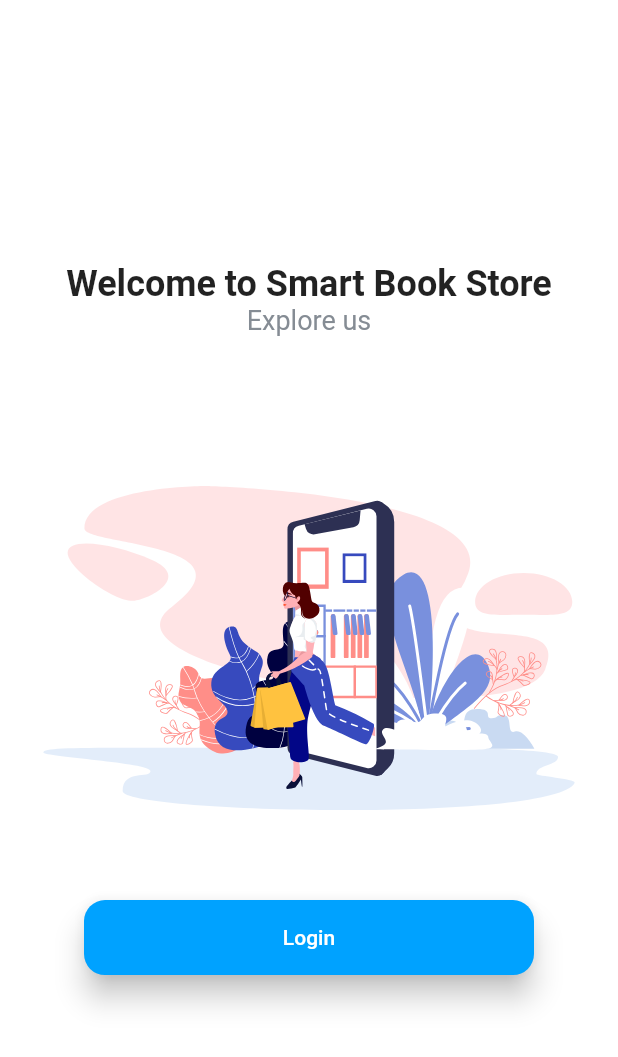
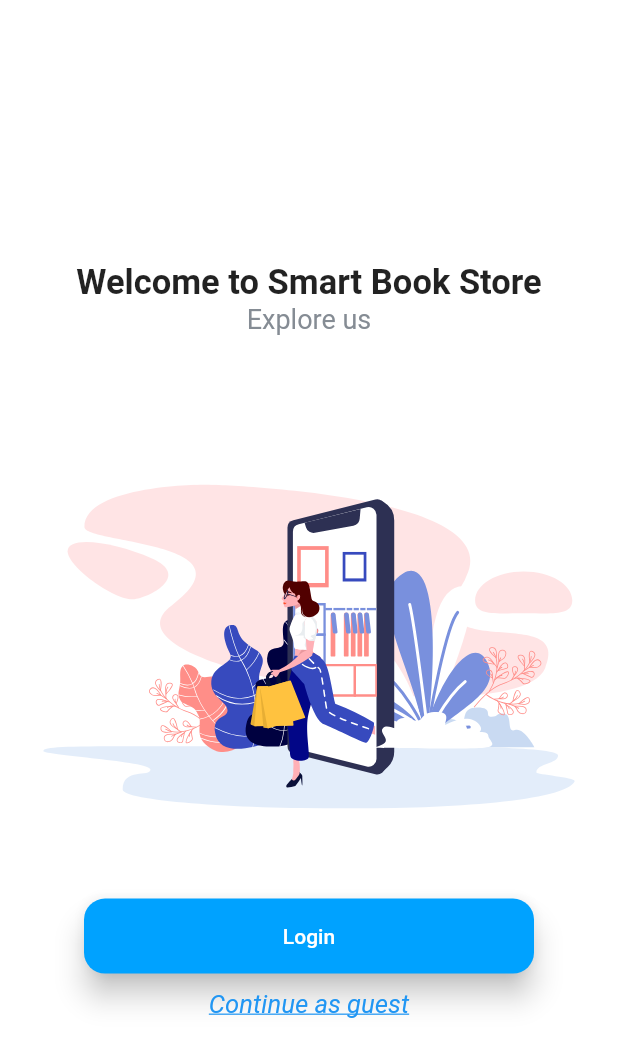
Before and after one commit to khangbdd/BookStore, a Flutter app: the WelcomeScreen screen opened directly, on a phone screen of 412 x 824 dp. Shown: the top 1057 px of the screen. Run offline on Flutter 3.47's test engine with Material 2 defaults, Android fonts, the phone set to English and light mode, and no system bars; our stand-ins replace flutter_svg; Roboto replaces fonts that are missing (Roboto-Regular).

Commit message:
Fix welcome

```diff
--- a/lib/constraint/dimen.dart
+++ b/lib/constraint/dimen.dart
@@ -1,6 +1,6 @@
 import 'package:flutter/material.dart';
 
 const defaultMargin = 24.00;
-const textMedium = 24.00;
+const textMedium = 23.00;
 const textWelcomeSmall = 18.00;
 const textLogin = 18.00;
--- a/lib/main.dart
+++ b/lib/main.dart
@@ -1,3 +1,5 @@
+
+// ignore: avoid_web_libraries_in_flutter
 
 import 'package:book_store/screen/Login/login_screen.dart';
 import 'package:book_store/screen/welcome/welcome_screen.dart';
--- a/lib/screen/welcome/components/body.dart
+++ b/lib/screen/welcome/components/body.dart
@@ -31,7 +31,16 @@ class Body extends StatelessWidget {
             SizedBox(height: 100),
             SvgPicture.asset('assets/images/img_wellcome.svg'),
             SizedBox(height: 60),
-            LoginButton()
+            LoginButton(),
+            SizedBox(height: 10),
+            Text('Continue as guest',
+                style: TextStyle(
+                    fontSize: 17,
+                    color: Colors.blue,
+                    fontStyle: FontStyle.italic,
+                    decoration: TextDecoration.underline,
+                    fontFamily: 'Roboto',
+                    fontWeight: FontWeight.normal))
           ],
         ),
       ),
```
Also changed, not shown: pubspec.lock.
